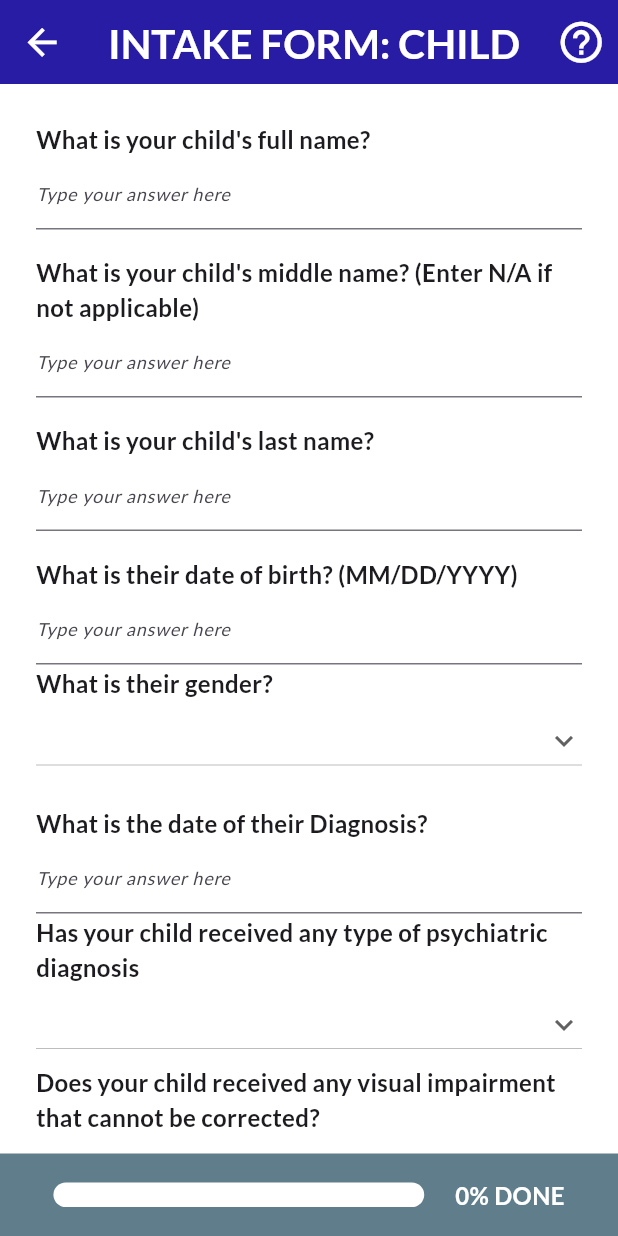
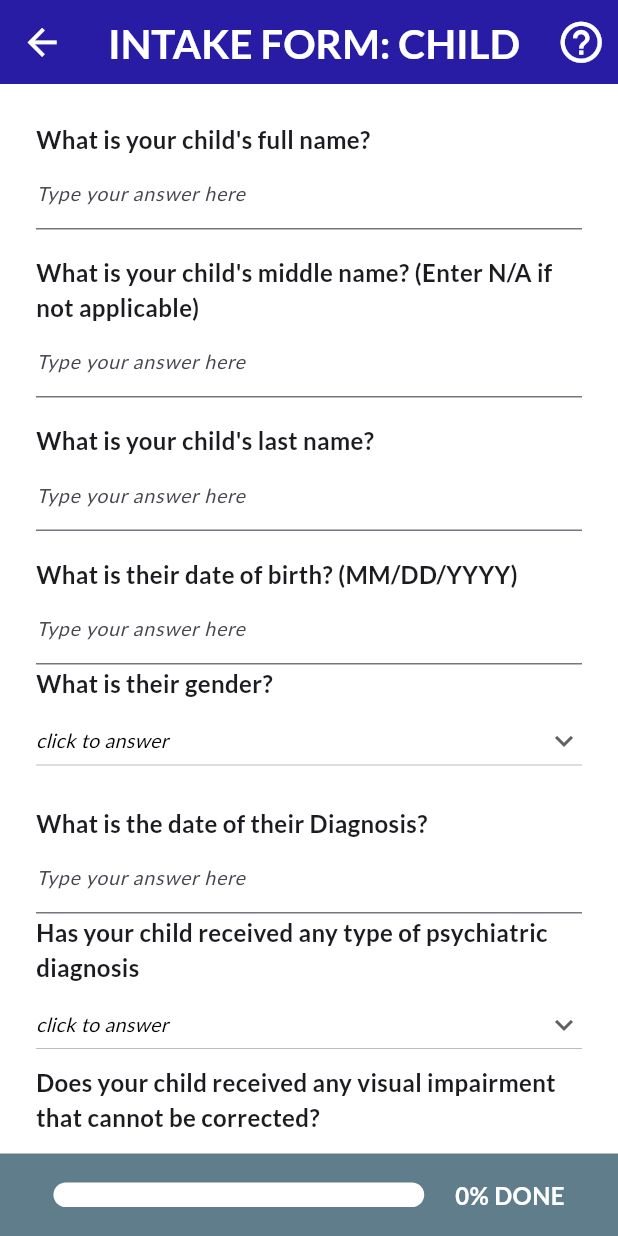
Before and after one commit to kevin200555/autism_ai_test, a Flutter app: the ChildIntakeFormScreen screen opened directly, on a phone screen of 412 x 824 dp. Run offline on Flutter 3.47's test engine with Material 3 defaults, Android fonts, the phone set to English and light mode, and no system bars; drawn by our look-alikes of auto_size_text; our stand-ins replace camera, firebase_core, firebase_storage, google_fonts, hive, hive_flutter and 1 more; missing offline and left inert: pdfx; accounts and stored records are empty.

Commit message:
applyed the italics style to the question body text in various question widgets.

```diff
--- a/lib/widgets/questions/choose_all_question_widget.dart
+++ b/lib/widgets/questions/choose_all_question_widget.dart
@@ -38,7 +38,7 @@ class ChooseAllThatApplyQuestionWidget extends StatelessWidget {
             padding: const EdgeInsets.symmetric(horizontal: 16, vertical: 4),
             // answer choices
             child: CheckboxListTile(
-              title: QuestionBodyText(option, maxLines: 1),
+              title: QuestionBodyText(option, maxLines: 1, isItalics: false,),
               activeColor: ColorTheme.accent,
               value: selected.contains(option),
               controlAffinity: ListTileControlAffinity.leading,
--- a/lib/widgets/questions/mutliple_choice_question_widget.dart
+++ b/lib/widgets/questions/mutliple_choice_question_widget.dart
@@ -30,6 +30,7 @@ class MutlipleChoiceQuestionWidget extends StatelessWidget {
             value: value,
             isExpanded: true,
             icon: const Icon(Icons.keyboard_arrow_down),
+            hint: QuestionBodyText('click to answer', maxLines: 1, isItalics: true,),
             items: multipleChoiceEntry
                 .sublist(2)
                 .map(
--- a/lib/widgets/questions/radio_multiple_choice_question_widget.dart
+++ b/lib/widgets/questions/radio_multiple_choice_question_widget.dart
@@ -32,7 +32,7 @@ class RadioMutlipleChoiceQuestionWidget extends StatelessWidget {
               return RadioListTile<String>(
                 contentPadding: EdgeInsets.zero,
                 dense: true,
-                title: QuestionBodyText(item, maxLines: 1),
+                title: QuestionBodyText(item, maxLines: 1, isItalics: false,),
                 value: item,
                 groupValue: value,
                 onChanged: (val) {
--- a/lib/widgets/questions/short_answer_question_widget.dart
+++ b/lib/widgets/questions/short_answer_question_widget.dart
@@ -62,7 +62,9 @@ class _ShortAnswerQuestionWidgetState extends State<ShortAnswerQuestionWidget> {
         Padding(
           padding: EdgeInsets.fromLTRB(16, 0, 16, 0),
           // answer box widget
-          child: TextField(
+          child:
+
+          TextField(
             controller: _controller,
             onChanged: widget.onChanged,
             decoration: const InputDecoration(
@@ -71,7 +73,7 @@ class _ShortAnswerQuestionWidgetState extends State<ShortAnswerQuestionWidget> {
             ),
             style: GoogleFonts.lato(
               textStyle: TextStyle(
-                fontSize: 12,
+                fontSize: 13,
                 fontWeight: FontWeight.w400,
                 fontStyle: FontStyle.italic,
               ),
```
